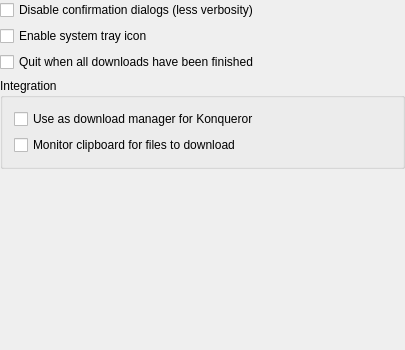
Before: the Qt Designer form conf/dlgadvanced.ui in KDE/kget, drawn with Qt 5.
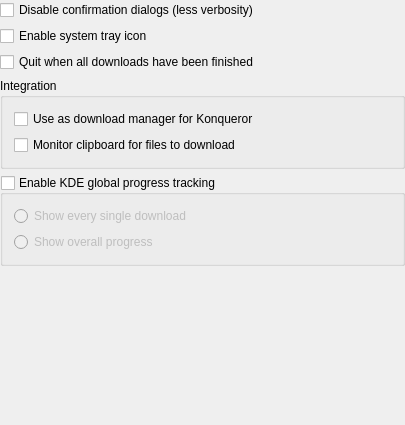
After: the same form once the commit is applied.

Diff of the .ui file:
```diff
--- a/conf/dlgadvanced.ui
+++ b/conf/dlgadvanced.ui
@@ -6,7 +6,7 @@
     <x>0</x>
     <y>0</y>
     <width>405</width>
-    <height>350</height>
+    <height>425</height>
    </rect>
   </property>
   <layout class="QVBoxLayout" >
@@ -66,6 +66,41 @@
      </layout>
     </widget>
    </item>
+   <item>
+    <widget class="QGroupBox" name="kcfg_EnableKUIServerIntegration" >
+     <property name="minimumSize" >
+      <size>
+       <width>0</width>
+       <height>41</height>
+      </size>
+     </property>
+     <property name="title" >
+      <string>Enable KDE global progress tracking</string>
+     </property>
+     <property name="checkable" >
+      <bool>true</bool>
+     </property>
+     <property name="checked" >
+      <bool>false</bool>
+     </property>
+     <layout class="QVBoxLayout" >
+      <item>
+       <widget class="QRadioButton" name="kcfg_ExportSingleTransfer" >
+        <property name="text" >
+         <string>Show every single download </string>
+        </property>
+       </widget>
+      </item>
+      <item>
+       <widget class="QRadioButton" name="kcfg_ExportGlobalJob" >
+        <property name="text" >
+         <string>Show overall progress</string>
+        </property>
+       </widget>
+      </item>
+     </layout>
+    </widget>
+   </item>
    <item>
     <spacer>
      <property name="orientation" >
```
